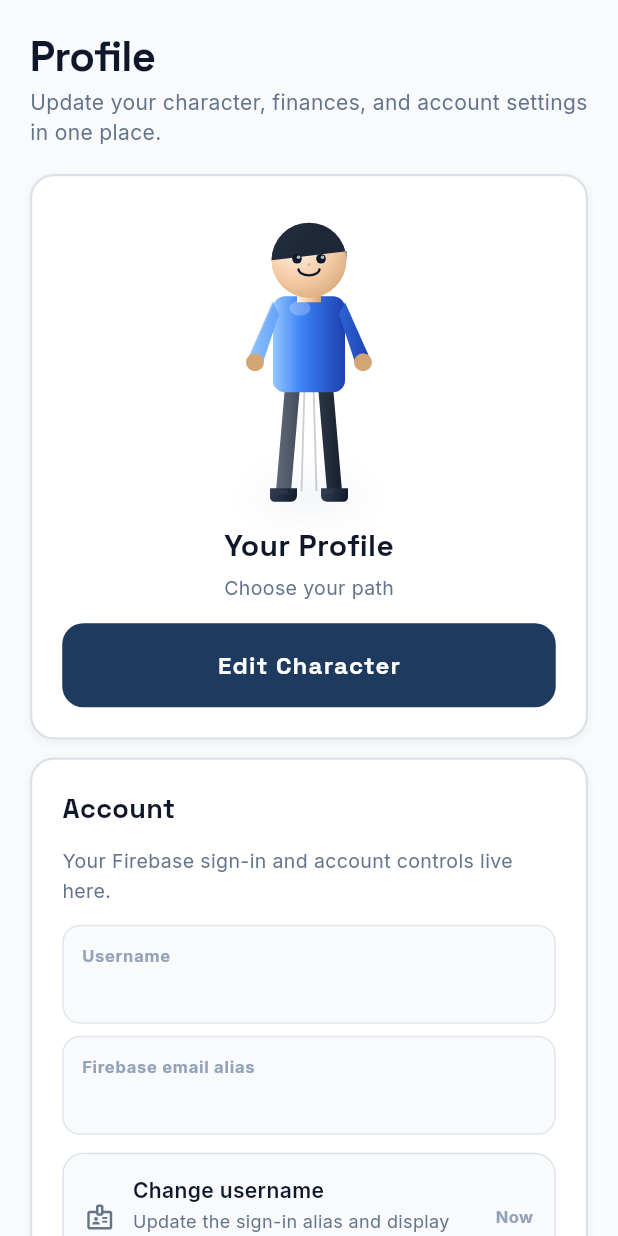
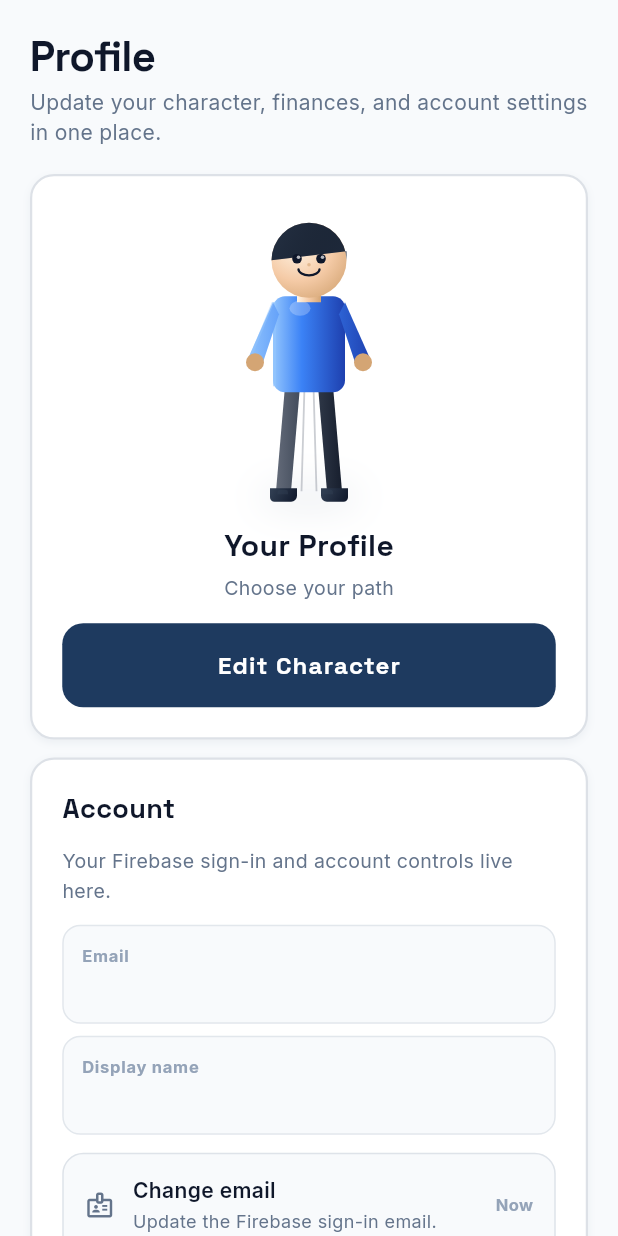
Before and after one commit to larrylaa/Adulti, a Flutter app: the ProfileScreen screen opened directly, on a phone screen of 412 x 824 dp. Run offline on Flutter 3.47's test engine with Material 3 defaults, Android fonts, the phone set to English and light mode, and no system bars; drawn by our look-alikes of flutter_animate; our stand-ins replace cloud_firestore, firebase_auth, firebase_core, flutter_riverpod, google_fonts, shared_preferences; accounts and stored records are empty.

Commit message:
feat: fix

```diff
--- a/lib/features/auth/auth_screen.dart
+++ b/lib/features/auth/auth_screen.dart
@@ -16,7 +16,7 @@ class AuthScreen extends StatefulWidget {
 }
 
 class _AuthScreenState extends State<AuthScreen> {
-  final _usernameController = TextEditingController();
+  final _emailController = TextEditingController();
   final _passwordController = TextEditingController();
   final _formKey = GlobalKey<FormState>();
   bool _isSubmitting = false;
@@ -24,15 +24,10 @@ class _AuthScreenState extends State<AuthScreen> {
 
   @override
   void dispose() {
-    _usernameController.dispose();
+    _emailController.dispose();
     _passwordController.dispose();
     super.dispose();
   }
-
-  String _normalizedUsername(String value) => value.trim().toLowerCase();
-
-  String _usernameToEmail(String value) =>
-      '${_normalizedUsername(value)}@adulti.local';
 
   Future<void> _submit() async {
     if (_isSubmitting) return;
@@ -42,13 +37,12 @@ class _AuthScreenState extends State<AuthScreen> {
       return;
     }
 
-    final username = _normalizedUsername(_usernameController.text);
+    final email = _emailController.text.trim().toLowerCase();
     final password = _passwordController.text;
 
     setState(() => _isSubmitting = true);
     try {
       final auth = FirebaseAuth.instance;
-      final email = _usernameToEmail(username);
 
       UserCredential credential;
       if (_isRegisterMode) {
@@ -56,14 +50,13 @@ class _AuthScreenState extends State<AuthScreen> {
           email: email,
           password: password,
         );
-        await credential.user?.updateDisplayName(username);
+        await credential.user?.updateDisplayName(email.split('@').first);
         await credential.user?.reload();
 
         final uid = credential.user?.uid;
         if (uid != null) {
           await FirestoreDatabaseService().updateUserStats(uid, {
-            'authUsername': username,
-            'authEmailAlias': email,
+            'authEmail': email,
           });
         }
       } else {
@@ -159,27 +152,23 @@ class _AuthScreenState extends State<AuthScreen> {
                       ),
                       const SizedBox(height: 12),
                       TextFormField(
-                        controller: _usernameController,
+                        controller: _emailController,
+                        keyboardType: TextInputType.emailAddress,
+                        autocorrect: false,
                         textInputAction: TextInputAction.next,
                         decoration: const InputDecoration(
-                          labelText: 'Username',
+                          labelText: 'Email',
                         ),
                         validator: (value) {
                           final text = value?.trim() ?? '';
                           if (text.isEmpty) {
-                            return 'Username is required.';
-                          }
-                          if (text.length < 3) {
-                            return 'Use at least 3 characters.';
-                          }
-                          if (text.length > 20) {
-                            return 'Keep it under 20 characters.';
+                            return 'Email is required.';
                           }
                           final valid = RegExp(
-                            r'^[a-zA-Z0-9_]+$',
+                            r'^[^\s@]+@[^\s@]+\.[^\s@]+$',
                           ).hasMatch(text);
                           if (!valid) {
-                            return 'Use only letters, numbers, and underscore.';
+                            return 'Enter a valid email address.';
                           }
                           return null;
                         },
@@ -246,7 +235,7 @@ class _AuthScreenState extends State<AuthScreen> {
               ),
               const SizedBox(height: 12),
               Text(
-                'Your username and password keep your Adulti profile secure.',
+                'Your email and password keep your Adulti profile secure.',
                 textAlign: TextAlign.center,
                 style: GoogleFonts.inter(
                   fontSize: 12,
--- a/lib/features/settings/settings_screen.dart
+++ b/lib/features/settings/settings_screen.dart
@@ -19,9 +19,7 @@ class ProfileScreen extends ConsumerWidget {
     final stats = ref.watch(userStatsProvider);
     final notifier = ref.read(userStatsProvider.notifier);
     final user = FirebaseAuth.instance.currentUser;
-    final username =
-        user?.displayName ?? user?.email?.split('@').first ?? 'Unknown';
-    final accountAlias = user?.email ?? 'Not set';
+    final email = user?.email ?? 'Not set';
 
     return Scaffold(
       backgroundColor: AppColors.background,
@@ -100,18 +98,18 @@ class ProfileScreen extends ConsumerWidget {
                     ),
                   ),
                   const SizedBox(height: 12),
-                  _AccountInfoRow(label: 'Username', value: username),
+                  _AccountInfoRow(label: 'Email', value: email),
                   const SizedBox(height: 8),
                   _AccountInfoRow(
-                    label: 'Firebase email alias',
-                    value: accountAlias,
+                    label: 'Display name',
+                    value: user?.displayName ?? 'Not set',
                   ),
                   const SizedBox(height: 12),
                   _ActionOption(
                     icon: Icons.badge_outlined,
-                    title: 'Change username',
-                    subtitle: 'Update the sign-in alias and display name.',
-                    onTap: () => _changeUsername(context),
+                    title: 'Change email',
+                    subtitle: 'Update the Firebase sign-in email.',
+                    onTap: () => _changeEmail(context),
                   ),
                   const SizedBox(height: 10),
                   _ActionOption(
@@ -296,8 +294,8 @@ Future<void> _confirmOpenSetupEditor(BuildContext context) async {
   }
 }
 
-Future<void> _changeUsername(BuildContext context) async {
-  final usernameController = TextEditingController();
+Future<void> _changeEmail(BuildContext context) async {
+  final emailController = TextEditingController();
   final passwordController = TextEditingController();
   final formKey = GlobalKey<FormState>();
 
@@ -305,21 +303,22 @@ Future<void> _changeUsername(BuildContext context) async {
     context: context,
     builder: (dialogContext) {
       return AlertDialog(
-        title: const Text('Change username'),
+        title: const Text('Change email'),
         content: Form(
           key: formKey,
           child: Column(
             mainAxisSize: MainAxisSize.min,
             children: [
               TextFormField(
-                controller: usernameController,
-                decoration: const InputDecoration(labelText: 'New username'),
+                controller: emailController,
+                keyboardType: TextInputType.emailAddress,
+                autocorrect: false,
+                decoration: const InputDecoration(labelText: 'New email'),
                 validator: (value) {
                   final text = value?.trim() ?? '';
-                  if (text.length < 3) return 'Use at least 3 characters.';
-                  if (text.length > 20) return 'Keep it under 20 characters.';
-                  if (!RegExp(r'^[a-zA-Z0-9_]+$').hasMatch(text)) {
-                    return 'Use only letters, numbers, and underscore.';
+                  if (text.isEmpty) return 'Email is required.';
+                  if (!RegExp(r'^[^\s@]+@[^\s@]+\.[^\s@]+$').hasMatch(text)) {
+                    return 'Enter a valid email address.';
                   }
                   return null;
                 },
@@ -364,8 +363,7 @@ Future<void> _changeUsername(BuildContext context) async {
   final user = FirebaseAuth.instance.currentUser;
   if (user == null || user.email == null) return;
 
-  final newUsername = usernameController.text.trim().toLowerCase();
-  final newEmail = '$newUsername@adulti.local';
+  final newEmail = emailController.text.trim().toLowerCase();
   final credential = EmailAuthProvider.credential(
     email: user.email!,
     password: passwordController.text,
@@ -374,18 +372,17 @@ Future<void> _changeUsername(BuildContext context) async {
   await user.reauthenticateWithCredential(credential);
   // ignore: deprecated_member_use
   await user.updateEmail(newEmail);
-  await user.updateDisplayName(newUsername);
+  await user.updateDisplayName(newEmail.split('@').first);
   await user.reload();
 
   await FirestoreDatabaseService().updateUserStats(user.uid, {
-    'authUsername': newUsername,
-    'authEmailAlias': newEmail,
+    'authEmail': newEmail,
   });
 
   if (context.mounted) {
     ScaffoldMessenger.of(
       context,
-    ).showSnackBar(const SnackBar(content: Text('Username updated.')));
+    ).showSnackBar(const SnackBar(content: Text('Email updated.')));
   }
 }
 
@@ -411,8 +408,9 @@ Future<void> _changePassword(BuildContext context) async {
                   labelText: 'Current password',
                 ),
                 validator: (value) {
-                  if ((value ?? '').length < 6)
+                  if ((value ?? '').length < 6) {
                     return 'Enter your current password.';
+                  }
                   return null;
                 },
               ),
@@ -422,8 +420,9 @@ Future<void> _changePassword(BuildContext context) async {
                 obscureText: true,
                 decoration: const InputDecoration(labelText: 'New password'),
                 validator: (value) {
-                  if ((value ?? '').length < 6)
+                  if ((value ?? '').length < 6) {
                     return 'Use at least 6 characters.';
+                  }
                   return null;
                 },
               ),
```
Also changed, not shown: 3 other files.
